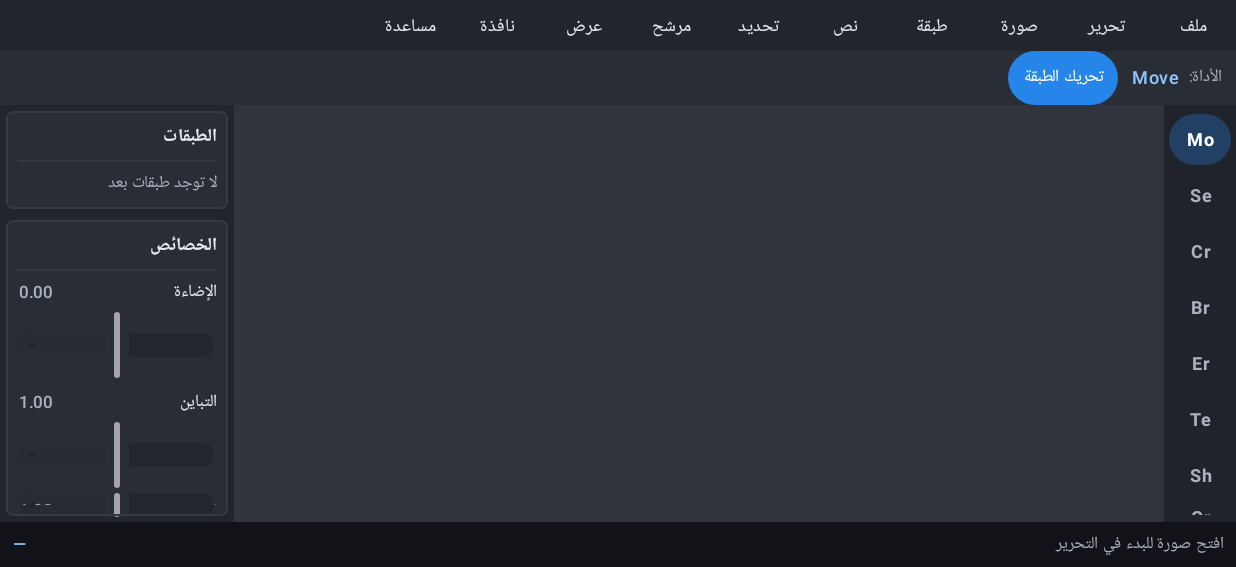
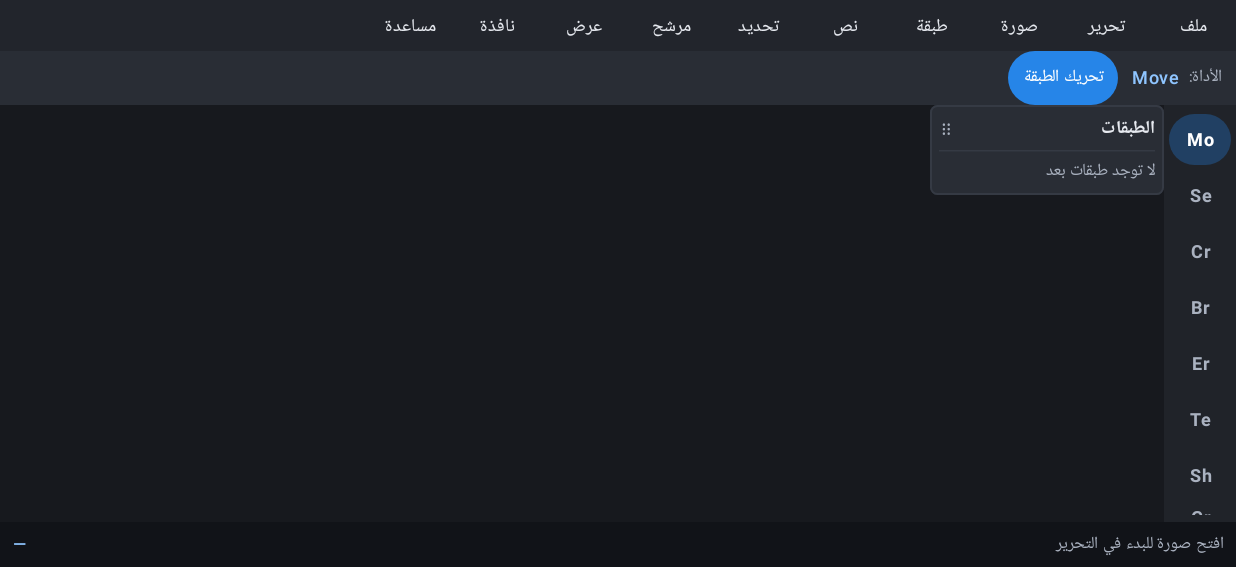
Before and after one commit to abdullahshamiri77-star/PhotoEditor, an Android app built with Jetpack Compose: the screen it shows after launch (MainActivity), on a phone screen of 824 x 412 dp (held sideways), the part 51-618 px from its top. Run offline under Robolectric (Android 15) with nearby library versions, the phone set to English and light mode, and no system bars.

Commit message:
Build independently draggable workspace panels and Window toggles

```diff
--- a/app/src/main/java/com/photoeditor/ui/EditorScreen.kt
+++ b/app/src/main/java/com/photoeditor/ui/EditorScreen.kt
@@ -41,7 +41,9 @@ import androidx.compose.ui.text.font.FontWeight
 import androidx.compose.ui.text.input.KeyboardType
 import androidx.compose.foundation.text.KeyboardOptions
 import androidx.compose.ui.unit.LayoutDirection
+import androidx.compose.ui.unit.IntOffset
 import androidx.compose.ui.unit.dp
+import kotlin.math.roundToInt
 
 private val AppBg = Color(0xFF17191E)
 private val PanelBg = Color(0xFF22252C)
@@ -103,6 +105,8 @@ fun EditorScreen(
     var showProperties by remember { mutableStateOf(true) }
     var showColorPanel by remember { mutableStateOf(false) }
     var showHistory by remember { mutableStateOf(false) }
+    var showShapes by remember { mutableStateOf(false) }
+    var showBrushes by remember { mutableStateOf(false) }
     var transformControlsLayerId by remember { mutableStateOf<String?>(null) }
     var activeMenu by remember { mutableStateOf<String?>(null) }
     var showNewDocumentDialog by remember { mutableStateOf(false) }
@@ -188,6 +192,8 @@ fun EditorScreen(
                                         DropdownMenuItem(text = { Text(label("الخصائص", "Properties") + if (showProperties) " ✓" else "") }, onClick = { showProperties = !showProperties; activeMenu = null })
                                         DropdownMenuItem(text = { Text(label("الألوان", "Colors") + if (showColorPanel) " ✓" else "") }, onClick = { showColorPanel = !showColorPanel; activeMenu = null })
                                         DropdownMenuItem(text = { Text(label("السجل", "History") + if (showHistory) " ✓" else "") }, onClick = { showHistory = !showHistory; activeMenu = null })
+                                        DropdownMenuItem(text = { Text(label("الأشكال", "Shapes") + if (showShapes) " ✓" else "") }, onClick = { showShapes = !showShapes; activeMenu = null })
+                                        DropdownMenuItem(text = { Text(label("الفرش", "Brushes") + if (showBrushes) " ✓" else "") }, onClick = { showBrushes = !showBrushes; activeMenu = null })
                                     }
                                     else -> DropdownMenuItem(text = { Text(label("سيتم تفعيل أدوات هذه القائمة ضمن مراحل التنفيذ", "Tools in this menu are scheduled for implementation")) }, onClick = { activeMenu = null })
                                 }
@@ -409,11 +415,8 @@ fun EditorScreen(
                         }
                     }
                     // Dockable right-side panels.
-                    if (showLayers || showProperties || showColorPanel || showHistory) {
-                        Column(
-                            Modifier.width(156.dp).fillMaxHeight().background(PanelBg).padding(4.dp),
-                            verticalArrangement = Arrangement.spacedBy(7.dp)
-                        ) {
+                    if (showLayers || showProperties || showColorPanel || showHistory || showShapes || showBrushes) {
+                        Box(Modifier.fillMaxSize()) {
                             if (showLayers) {
                                 PanelCard(label("الطبقات", "Layers")) {
                                     if (layers.isEmpty()) {
@@ -609,6 +612,16 @@ fun EditorScreen(
                                     Text(label("تراجع وإعادة متاحان من قائمة Edit", "Undo and redo are available in Edit"), color = MutedText, style = MaterialTheme.typography.labelSmall)
                                 }
                             }
+                            if (showShapes) {
+                                PanelCard(label("الأشكال", "Shapes")) {
+                                    Text(label("اختر أداة الشكل من شريط الأدوات؛ لا توجد أدوات شكل إضافية مفعّلة بعد", "Choose a shape tool from the tool rail; additional shape controls are not active yet"), color = MutedText, style = MaterialTheme.typography.labelSmall)
+                                }
+                            }
+                            if (showBrushes) {
+                                PanelCard(label("الفرش", "Brushes")) {
+                                    Text(label("لوحة الفرش جاهزة كمكان عمل؛ إعدادات الفرش المتقدمة لم تُفعّل بعد", "Brush workspace is available; advanced brush settings are not active yet"), color = MutedText, style = MaterialTheme.typography.labelSmall)
+                                }
+                            }
                         }
                     }
                 }
@@ -762,11 +775,27 @@ fun EditorScreen(
 
 @Composable
 private fun PanelCard(title: String, content: @Composable ColumnScope.() -> Unit) {
+    var dragOffset by remember(title) { mutableStateOf(Offset(0f, 0f)) }
+    val startY = when (title) {
+        "Layers", "الطبقات" -> 0
+        "Properties", "الخصائص" -> 290
+        "Colors", "الألوان" -> 500
+        "History", "السجل" -> 650
+        "Shapes", "الأشكال" -> 120
+        else -> 240
+    }
+    val startX = when (title) { "Colors", "الألوان" -> 150; "Shapes", "الأشكال" -> 150; else -> 0 }
     Column(
-        Modifier.fillMaxWidth().background(Color(0xFF292D35), RoundedCornerShape(5.dp)).border(1.dp, PanelEdge, RoundedCornerShape(5.dp)).padding(7.dp),
-        verticalArrangement = Arrangement.spacedBy(5.dp),
+        Modifier.width(156.dp).offset { IntOffset(startX.dp.roundToPx() + dragOffset.x.roundToInt(), startY.dp.roundToPx() + dragOffset.y.roundToInt()) }
+            .background(Color(0xFF292D35), RoundedCornerShape(5.dp)).border(1.dp, PanelEdge, RoundedCornerShape(5.dp)).padding(6.dp),
+        verticalArrangement = Arrangement.spacedBy(4.dp),
         content = {
-            Text(title, color = MainText, fontWeight = FontWeight.SemiBold, style = MaterialTheme.typography.labelMedium)
+            Row(Modifier.fillMaxWidth().pointerInput(title) {
+                detectDragGestures { change, amount -> change.consume(); dragOffset += amount }
+            }, verticalAlignment = Alignment.CenterVertically) {
+                Text(title, modifier = Modifier.weight(1f), color = MainText, fontWeight = FontWeight.SemiBold, style = MaterialTheme.typography.labelMedium)
+                Text("⠿", color = MutedText, style = MaterialTheme.typography.labelMedium)
+            }
             HorizontalDivider(color = PanelEdge)
             content()
         }
```
